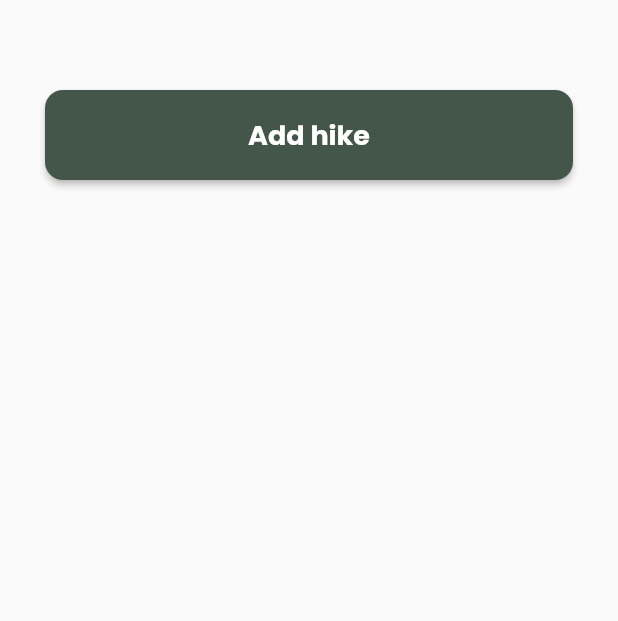
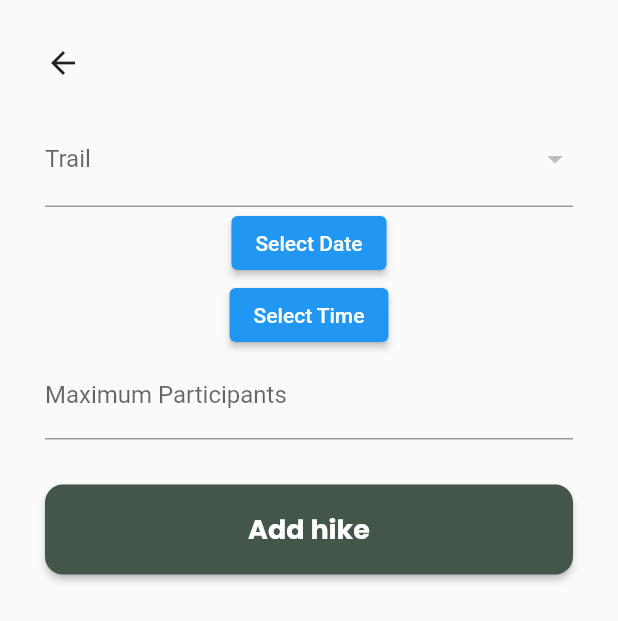
Before and after one commit to nicoletahrm/Pathfinder, a Flutter app: the AddEventScreen screen opened directly, on a phone screen of 412 x 824 dp. Shown: the top 621 px of the screen. Run offline on Flutter 3.47's test engine with Material 2 defaults, Android fonts, the phone set to English and light mode, and no system bars; our stand-ins replace cloud_firestore, email_validator, firebase_auth, firebase_core, firebase_storage, flutter_rating_bar and 7 more; accounts and stored records are empty.

Commit message:
Changed the type of time for event

```diff
--- a/pathfinder_app/lib/models/event.dart
+++ b/pathfinder_app/lib/models/event.dart
@@ -1,18 +1,17 @@
 import 'package:cloud_firestore/cloud_firestore.dart';
+import 'package:pathfinder_app/models/time.dart';
 import '../utils/covert.dart';
 
 class Event {
-  final String id;
   final DocumentReference<Object>? organizer;
-  final DocumentReference<Object>? trail;
+  late final DocumentReference<Object>? trail;
   final List<DocumentReference<Object>?> participants;
-  final int maxParticipants;
-  final Timestamp time;
+  late final int maxParticipants;
+  late final Time time;
   final Timestamp timeAdded;
   final String meetingPlace;
 
   Event({
-    required this.id,
     required this.organizer,
     required this.trail,
     required this.participants,
@@ -24,12 +23,11 @@ class Event {
 
   Map<String, dynamic> toJson() {
     return {
-      "id": id,
       "organizer": organizer,
       "trail": trail,
       "participants": participants,
       "maxParticipants": maxParticipants,
-      "time": time,
+      "time": timeToTimestamp(time),
       "timeAdded": timeAdded,
       "meetingPlace": meetingPlace,
     };
@@ -39,13 +37,12 @@ class Event {
     final data = json;
 
     return Event(
-      id: data["id"],
       organizer: data["organizer"],
       trail: data["trail"],
       participants: List<DocumentReference<Object>?>.from(data["participants"]),
       maxParticipants: stringToInt(data["maxParticipants"]),
-      time: data["time"] as Timestamp,
-      timeAdded: data["timeAdded"] as Timestamp,
+      time: timestampToTime(data["time"]),
+      timeAdded: data["timeAdded"],
       meetingPlace: data["meetingPlace"],
     );
   }
--- /dev/null
+++ b/pathfinder_app/lib/models/time.dart
@@ -0,0 +1,24 @@
+import 'package:flutter/material.dart';
+import 'package:intl/intl.dart';
+
+class Time {
+  late final DateTime date;
+  late final TimeOfDay time;
+
+  Time({
+    required this.date,
+    required this.time,
+  });
+
+  String getDateWithoutTime() {
+    final localDateTime = date.toLocal();
+    final formattedDate = DateFormat('dd-MM-yyyy').format(localDateTime);
+    return formattedDate;
+  }
+
+  String getFormattedTime() {
+    final hour = time.hour.toString().padLeft(2, '0');
+    final minute = time.minute.toString().padLeft(2, '0');
+    return '$hour:$minute';
+  }
+}
--- a/pathfinder_app/lib/repositories/event_repository.dart
+++ b/pathfinder_app/lib/repositories/event_repository.dart
@@ -24,4 +24,19 @@ class EventRepository {
       'participants': FieldValue.arrayUnion([participantRef])
     });
   }
+
+  addEvent(Event event) async {
+    CollectionReference collectionRef = database.collection('event');
+    DocumentReference documentRef = collectionRef.doc();
+
+    await documentRef.set({
+      'trail': event.trail,
+      'organizer': event.organizer,
+      'participants': event.participants,
+      'maxParticipant': event.maxParticipants,
+      'time': event.time,
+      'timeAdded': event.timeAdded,
+      'meetingPlace': event.meetingPlace
+    });
+  }
 }
--- a/pathfinder_app/lib/screens/add_event_screen.dart
+++ b/pathfinder_app/lib/screens/add_event_screen.dart
@@ -1,26 +1,43 @@
+import 'package:cloud_firestore/cloud_firestore.dart';
 import 'package:firebase_auth/firebase_auth.dart';
 import 'package:flutter/material.dart';
 import 'package:google_fonts/google_fonts.dart';
+import 'package:pathfinder_app/repositories/trail_respository.dart';
+import '../models/event.dart';
+import '../models/time.dart';
+import '../models/trail.dart';
 import '../repositories/event_repository.dart';
 import '../utils/constant_colors.dart';
 import '../utils/covert.dart';
 
 class AddEventScreen extends StatefulWidget {
+  AddEventScreen({Key? key}) : super(key: key);
+
   @override
   _AddEventScreenState createState() => _AddEventScreenState();
 }
 
 class _AddEventScreenState extends State<AddEventScreen> {
   final user = FirebaseAuth.instance.currentUser;
-  final EventRepository trailRepository = EventRepository();
+  final EventRepository eventRepository = EventRepository();
+  final TrailRepository trailRepository = TrailRepository();
 
-  Future<void> init() async {}
+  String? selectedTrail;
+  DateTime? selectedDate;
+  TimeOfDay? selectedTime;
+  int maxParticipants = 0;
+  late List<Trail> trails = [];
+
+  late Event event;
+
+  Future<void> init() async {
+    trails = (await trailRepository.getAllTrails());
+  }
 
   @override
-  void initState() {
+  initState() {
     super.initState();
-    //userRepository.getUserRefByEmail(user?.email);
-    //init();
+    init();
   }
 
   @override
@@ -38,7 +55,8 @@ class _AddEventScreenState extends State<AddEventScreen> {
                   backgroundColor: Colors.black12.withOpacity(0.5),
                 ),
               ],
-          ));
+            ),
+          );
         } else if (snapshot.hasError) {
           return Text('Failed to initialize trails: ${snapshot.error}');
         } else {
@@ -49,20 +67,98 @@ class _AddEventScreenState extends State<AddEventScreen> {
   }
 
   Widget buildTrail(BuildContext context) {
-    //Size size = MediaQuery.of(context).size;
-
     return Scaffold(
-        body: Padding(
-      padding: const EdgeInsets.fromLTRB(30, 30, 30, 0),
+        body: SafeArea(
+      child: Padding(
+        padding: EdgeInsets.fromLTRB(30, 30, 30, 0),
         child: Column(
           children: [
+            Align(
+              alignment: Alignment.topLeft,
+              child: GestureDetector(
+                onTap: () => Navigator.of(context).pop(),
+                child: Icon(Icons.arrow_back),
+              ),
+            ),
+            SizedBox(height: 20),
+            DropdownButtonFormField<String>(
+              value: selectedTrail,
+              onChanged: (String? newValue) {
+                setState(() {
+                  selectedTrail = newValue;
+                  event.trail =
+                      trailRepository.getRefTrailByTitle(selectedTrail!)
+                          as DocumentReference<Object>?;
+                });
+              },
+              items: trails.map((Trail trail) {
+                return DropdownMenuItem<String>(
+                  value: trail.title,
+                  child: Text(trail.title),
+                );
+              }).toList(),
+              decoration: InputDecoration(
+                labelText: 'Trail',
+              ),
+            ),
+            ElevatedButton(
+              onPressed: () async {
+                final DateTime? picked = await showDatePicker(
+                  context: context,
+                  initialDate: DateTime.now(),
+                  firstDate: DateTime.now(),
+                  lastDate: DateTime(2100),
+                );
+                if (picked != null) {
+                  setState(() {
+                    selectedDate = picked;
+                    event.time.date = selectedDate!;
+                  });
+                }
+              },
+              child: Text(
+                selectedDate != null
+                    ? 'Date: ${selectedDate!.toLocal()}'
+                    : 'Select Date',
+              ),
+            ),
+            ElevatedButton(
+              onPressed: () async {
+                final TimeOfDay? picked = await showTimePicker(
+                  context: context,
+                  initialTime: TimeOfDay.now(),
+                );
+                if (picked != null) {
+                  setState(() {
+                    selectedTime = picked;
+                    event.time.time = selectedTime!;
+                  });
+                }
+              },
+              child: Text(
+                selectedTime != null
+                    ? 'Time: ${selectedTime!.format(context)}'
+                    : 'Select Time',
+              ),
+            ),
+            TextFormField(
+              onChanged: (String value) {
+                maxParticipants = int.parse(value);
+                event.maxParticipants = maxParticipants;
+              },
+              keyboardType: TextInputType.number,
+              decoration: InputDecoration(
+                labelText: 'Maximum Participants',
+              ),
+            ),
             SizedBox(height: 20),
             Container(
               width: MediaQuery.of(context).size.width,
               height: 60,
-            margin: const EdgeInsets.fromLTRB(0, 10, 0, 20),
+              margin: EdgeInsets.fromLTRB(0, 10, 0, 20),
               child: ElevatedButton(
                 onPressed: () {
+                  print('ok');
                   Navigator.of(context).pop();
                 },
                 style: ButtonStyle(
@@ -92,6 +188,7 @@ class _AddEventScreenState extends State<AddEventScreen> {
             ),
           ],
         ),
+      ),
     ));
   }
 }
--- a/pathfinder_app/lib/screens/add_review_screen.dart
+++ b/pathfinder_app/lib/screens/add_review_screen.dart
@@ -4,6 +4,7 @@ import 'package:firebase_auth/firebase_auth.dart';
 import 'package:flutter/material.dart';
 import 'package:google_fonts/google_fonts.dart';
 import 'package:pathfinder_app/repositories/trail_respository.dart';
+import '../repositories/review_repository.dart';
 import '../repositories/user_repository.dart';
 import '../utils/constant_colors.dart';
 import '../utils/covert.dart';
@@ -26,6 +27,7 @@ class _AddReviewScreen extends State<AddReviewScreen> {
   final user = FirebaseAuth.instance.currentUser;
   final TrailRepository trailRepository = TrailRepository();
   final UserRepository userRepository = UserRepository();
+  final ReviewRepository reviewRepository = ReviewRepository();
   late DocumentReference userRef;
   late List<String> images = [];
   late List<File> _selectedImages;
@@ -206,7 +208,7 @@ class _AddReviewScreen extends State<AddReviewScreen> {
               child: ElevatedButton(
                 onPressed: () {
                   _uploadPhotos();
-                  trailRepository.addReview(
+                  reviewRepository.addReview(
                     _reviewController.text,
                     images,
                     rating.toString(),
--- a/pathfinder_app/lib/screens/event_screen.dart
+++ b/pathfinder_app/lib/screens/event_screen.dart
@@ -103,7 +103,7 @@ class _EventScreenState extends State<EventScreen> {
               ),
               SizedBox(height: 15),
               Text(
-                'Date: ${convertTimeToDate(widget.event.time)}',
+                'Date: ${widget.event.time.getDateWithoutTime()}',
                 style: GoogleFonts.poppins(
                   fontSize: 15.0,
                   fontWeight: FontWeight.normal,
@@ -112,7 +112,7 @@ class _EventScreenState extends State<EventScreen> {
               ),
               SizedBox(height: 10),
               Text(
-                'Time: ${convertTime(widget.event.time)}',
+                'Time: ${widget.event.time.getFormattedTime()}',
                 style: GoogleFonts.poppins(
                   fontSize: 15.0,
                   fontWeight: FontWeight.normal,
--- a/pathfinder_app/lib/utils/covert.dart
+++ b/pathfinder_app/lib/utils/covert.dart
@@ -1,7 +1,18 @@
-import 'dart:ui';
 import 'package:cloud_firestore/cloud_firestore.dart';
 import 'package:intl/intl.dart';
 import '../models/difficulty.dart';
+import '../models/time.dart';
+import 'package:flutter/material.dart';
+
+hexStringToColor(String hexColor) {
+  hexColor = hexColor.toUpperCase().replaceAll("#", "");
+
+  if (hexColor.length == 6) {
+    hexColor = "FF$hexColor";
+  }
+
+  return Color(int.parse(hexColor, radix: 16));
+}
 
 double stringToDouble(String value) {
   return double.parse(value);
@@ -24,32 +35,20 @@ Difficulty stringToDifficulty(String value) {
   }
 }
 
-convertTime(Timestamp timestamp) {
-  DateTime dateTime = timestamp.toDate();
+Timestamp timeToTimestamp(Time time) {
+  DateTime dateTime = DateTime(
+    time.date.year,
+    time.date.month,
+    time.date.day,
+    time.time.hour,
+    time.time.minute,
+  );
 
-  String formattedDateTime = DateFormat('dd-MM HH:mm').format(dateTime);
-
-  String hour = formattedDateTime.split(' ')[1];
-
-  return hour;
+  return Timestamp.fromDate(dateTime);
 }
 
-convertTimeToDate(Timestamp timestamp) {
+Time timestampToTime(Timestamp timestamp) {
   DateTime dateTime = timestamp.toDate();
-
-  String formattedDateTime = DateFormat('dd-MM-yyyy HH:mm').format(dateTime);
-
-  String date = formattedDateTime.split(' ')[0];
-
-  return date;
+  TimeOfDay time = TimeOfDay.fromDateTime(dateTime);
+  return Time(date: dateTime, time: time);
 }
-
-hexStringToColor(String hexColor) {
-  hexColor = hexColor.toUpperCase().replaceAll("#", "");
-
-  if (hexColor.length == 6) {
-    hexColor = "FF$hexColor";
-  }
-
-  return Color(int.parse(hexColor, radix: 16));
-}
```
Also changed, not shown: pathfinder_app/lib/repositories/review_repository.dart (added, +61 -0 lines), pathfinder_app/lib/repositories/trail_respository.dart (+0 -53 lines), pathfinder_app/lib/screens/trail_details_screen.dart (+4 -3 lines). Lines whose indentation alone changed are shown as unchanged.
